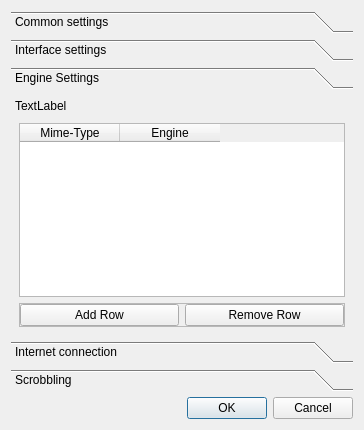
Above: src/settings.ui from DrMoriarty/cuberok before the change. Below: the same form after it.
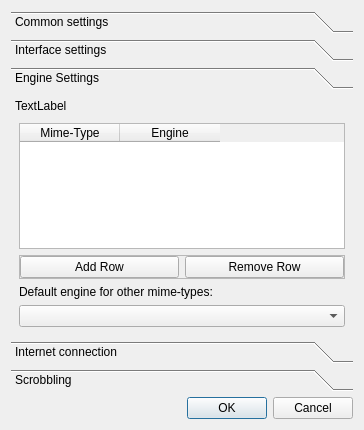
That is the form after the change. The open tabs and pages were chosen to show the change. Icons and pictures are not drawn.

Commit message: default backend for auto engine

```diff
--- a/src/settings.ui
+++ b/src/settings.ui
@@ -303,6 +303,22 @@
              </layout>
             </widget>
            </item>
+           <item>
+            <widget class="QLabel" name="label_14">
+             <property name="text">
+              <string>Default engine for other mime-types:</string>
+             </property>
+            </widget>
+           </item>
+           <item>
+            <widget class="QComboBox" name="comboBox_defaultPlayer">
+             <item>
+              <property name="text">
+               <string/>
+              </property>
+             </item>
+            </widget>
+           </item>
           </layout>
          </widget>
         </widget>
```
The commit also changes 4 other files.
